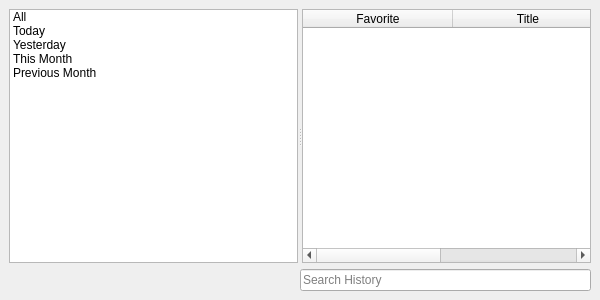
Old version of the form 2.x/UI/dooble_history_window.ui in the repository textbrowser/dooble.
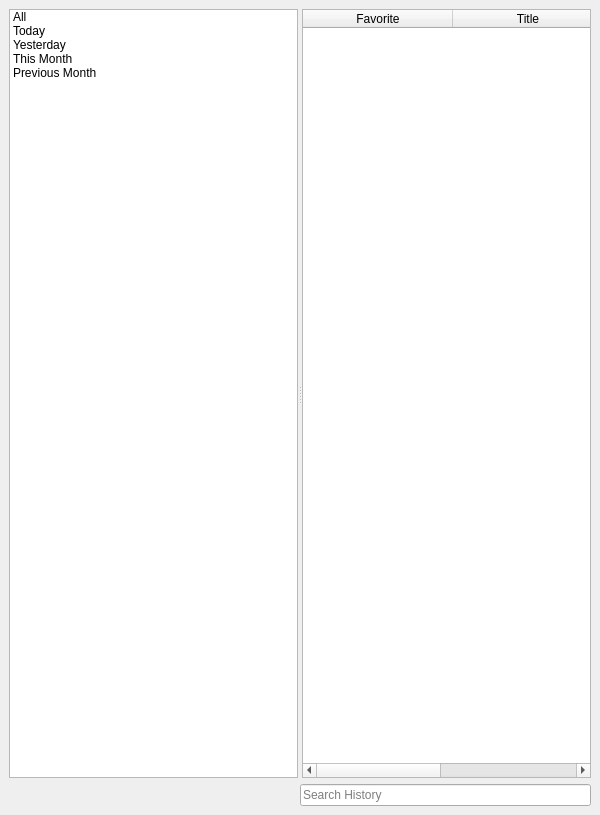
New version of the form. Icons and pictures are not drawn. Custom widgets are drawn as their Qt base class.

```diff
--- a/2.x/UI/dooble_history_window.ui
+++ b/2.x/UI/dooble_history_window.ui
@@ -7,7 +7,7 @@
     <x>0</x>
     <y>0</y>
     <width>600</width>
-    <height>300</height>
+    <height>815</height>
    </rect>
   </property>
   <property name="windowTitle">
```
